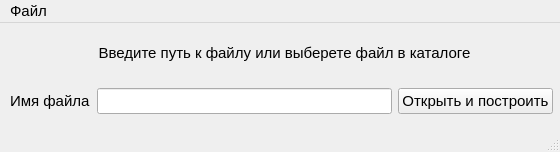
Above: example1/mainwindow.ui from Annchrn/example1 before the change. Below: the same form after it.
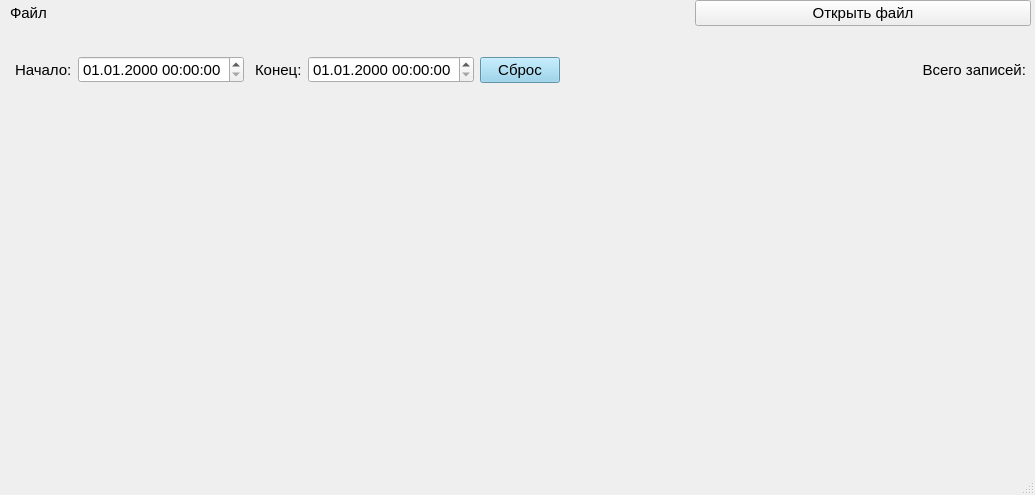
That is the form after the change. Icons and pictures are not drawn.

What changed in the file:
```diff
--- a/example1/mainwindow.ui
+++ b/example1/mainwindow.ui
@@ -6,10 +6,27 @@
    <rect>
     <x>0</x>
     <y>0</y>
-    <width>560</width>
-    <height>152</height>
+    <width>1035</width>
+    <height>495</height>
    </rect>
   </property>
+  <property name="sizePolicy">
+   <sizepolicy hsizetype="MinimumExpanding" vsizetype="MinimumExpanding">
+    <horstretch>0</horstretch>
+    <verstretch>0</verstretch>
+   </sizepolicy>
+  </property>
+  <property name="maximumSize">
+   <size>
+    <width>11777150</width>
+    <height>16777215</height>
+   </size>
+  </property>
+  <property name="font">
+   <font>
+    <pointsize>11</pointsize>
+   </font>
+  </property>
   <property name="windowTitle">
    <string>MainWindow</string>
   </property>
@@ -19,84 +36,179 @@
      <rect>
       <x>10</x>
       <y>0</y>
-      <width>549</width>
-      <height>91</height>
+      <width>1021</width>
+      <height>108</height>
      </rect>
     </property>
     <layout class="QGridLayout" name="gridLayout">
-     <item row="0" column="0" colspan="4">
+     <item row="1" column="0" colspan="3">
+      <layout class="QHBoxLayout" name="horizontalLayout_2">
+       <item>
+        <widget class="QLabel" name="label_2">
+         <property name="sizePolicy">
+          <sizepolicy hsizetype="Preferred" vsizetype="Preferred">
+           <horstretch>0</horstretch>
+           <verstretch>0</verstretch>
+          </sizepolicy>
+         </property>
+         <property name="font">
+          <font>
+           <pointsize>11</pointsize>
+          </font>
+         </property>
+         <property name="text">
+          <string>Начало:</string>
+         </property>
+         <property name="alignment">
+          <set>Qt::AlignLeading|Qt::AlignLeft|Qt::AlignVCenter</set>
+         </property>
+         <property name="indent">
+          <number>5</number>
+         </property>
+        </widget>
+       </item>
+       <item>
+        <widget class="QDateTimeEdit" name="dateTimeEdit">
+         <property name="sizePolicy">
+          <sizepolicy hsizetype="Preferred" vsizetype="Fixed">
+           <horstretch>0</horstretch>
+           <verstretch>0</verstretch>
+          </sizepolicy>
+         </property>
+         <property name="displayFormat">
+          <string>dd.MM.yyyy HH:mm:ss</string>
+         </property>
+        </widget>
+       </item>
+       <item>
+        <widget class="QLabel" name="label_4">
+         <property name="enabled">
+          <bool>true</bool>
+         </property>
+         <property name="sizePolicy">
+          <sizepolicy hsizetype="Preferred" vsizetype="Preferred">
+           <horstretch>0</horstretch>
+           <verstretch>0</verstretch>
+          </sizepolicy>
+         </property>
+         <property name="font">
+          <font>
+           <pointsize>11</pointsize>
+           <kerning>true</kerning>
+          </font>
+         </property>
+         <property name="frameShape">
+          <enum>QFrame::NoFrame</enum>
+         </property>
+         <property name="text">
+          <string>Конец:</string>
+         </property>
+         <property name="alignment">
+          <set>Qt::AlignLeading|Qt::AlignLeft|Qt::AlignVCenter</set>
+         </property>
+         <property name="indent">
+          <number>5</number>
+         </property>
+        </widget>
+       </item>
+       <item>
+        <widget class="QDateTimeEdit" name="dateTimeEdit_2">
+         <property name="displayFormat">
+          <string>dd.MM.yyyy HH:mm:ss</string>
+         </property>
+        </widget>
+       </item>
+       <item>
+        <widget class="QPushButton" name="pushButton_2">
+         <property name="sizePolicy">
+          <sizepolicy hsizetype="Minimum" vsizetype="Fixed">
+           <horstretch>0</horstretch>
+           <verstretch>0</verstretch>
+          </sizepolicy>
+         </property>
+         <property name="styleSheet">
+          <string notr="true">background-color: skyblue;</string>
+         </property>
+         <property name="text">
+          <string>Сброс</string>
+         </property>
+        </widget>
+       </item>
+       <item>
+        <widget class="QLabel" name="label_5">
+         <property name="text">
+          <string/>
+         </property>
+        </widget>
+       </item>
+       <item>
+        <widget class="QLabel" name="label_3">
+         <property name="sizePolicy">
+          <sizepolicy hsizetype="MinimumExpanding" vsizetype="Preferred">
+           <horstretch>0</horstretch>
+           <verstretch>0</verstretch>
+          </sizepolicy>
+         </property>
+         <property name="font">
+          <font>
+           <pointsize>11</pointsize>
+          </font>
+         </property>
+         <property name="text">
+          <string>Всего записей:</string>
+         </property>
+         <property name="alignment">
+          <set>Qt::AlignRight|Qt::AlignTrailing|Qt::AlignVCenter</set>
+         </property>
+         <property name="indent">
+          <number>5</number>
+         </property>
+        </widget>
+       </item>
+      </layout>
+     </item>
+     <item row="0" column="2">
+      <widget class="QPushButton" name="pushButton">
+       <property name="text">
+        <string>Открыть файл</string>
+       </property>
+       <property name="icon">
+        <iconset theme="open" resource="res_icon.qrc">
+         <normaloff>:/open_icon.png.jpg</normaloff>:/open_icon.png.jpg</iconset>
+       </property>
+       <property name="iconSize">
+        <size>
+         <width>36</width>
+         <height>36</height>
+        </size>
+       </property>
+      </widget>
+     </item>
+     <item row="0" column="0">
       <widget class="QLabel" name="label">
        <property name="font">
         <font>
          <pointsize>11</pointsize>
-         <weight>50</weight>
-         <italic>false</italic>
-         <bold>false</bold>
-         <underline>false</underline>
         </font>
        </property>
        <property name="focusPolicy">
         <enum>Qt::NoFocus</enum>
        </property>
        <property name="text">
-        <string>Введите путь к файлу или выберете файл в каталоге</string>
-       </property>
-       <property name="alignment">
-        <set>Qt::AlignCenter</set>
-       </property>
-      </widget>
-     </item>
-     <item row="1" column="0">
-      <widget class="QLabel" name="label_2">
-       <property name="font">
-        <font>
-         <pointsize>11</pointsize>
-        </font>
-       </property>
-       <property name="text">
-        <string>Имя файла</string>
-       </property>
-      </widget>
-     </item>
-     <item row="1" column="1">
-      <widget class="QLineEdit" name="lineEdit">
-       <property name="font">
-        <font>
-         <pointsize>11</pointsize>
-        </font>
-       </property>
-      </widget>
-     </item>
-     <item row="1" column="2">
-      <widget class="QPushButton" name="pushButton_2">
-       <property name="enabled">
-        <bool>true</bool>
-       </property>
-       <property name="sizePolicy">
-        <sizepolicy hsizetype="Minimum" vsizetype="Fixed">
-         <horstretch>0</horstretch>
-         <verstretch>0</verstretch>
-        </sizepolicy>
-       </property>
-       <property name="font">
-        <font>
-         <pointsize>11</pointsize>
-        </font>
-       </property>
-       <property name="text">
-        <string>Открыть и построить</string>
+        <string>Файл</string>
        </property>
       </widget>
      </item>
     </layout>
    </widget>
   </widget>
+  <widget class="QStatusBar" name="statusbar"/>
   <widget class="QMenuBar" name="menubar">
    <property name="geometry">
     <rect>
      <x>0</x>
      <y>0</y>
-     <width>560</width>
+     <width>1035</width>
      <height>26</height>
     </rect>
    </property>
@@ -105,20 +217,7 @@
      <pointsize>11</pointsize>
     </font>
    </property>
-   <widget class="QMenu" name="menu">
-    <property name="title">
-     <string>Файл</string>
-    </property>
-    <addaction name="action"/>
-   </widget>
-   <addaction name="menu"/>
   </widget>
-  <widget class="QStatusBar" name="statusbar"/>
-  <action name="action">
-   <property name="text">
-    <string>Выбрать файл</string>
-   </property>
-  </action>
  </widget>
  <resources/>
  <connections/>
```
Left out of the diff: 7 changed lines with no effect on the pictures.
